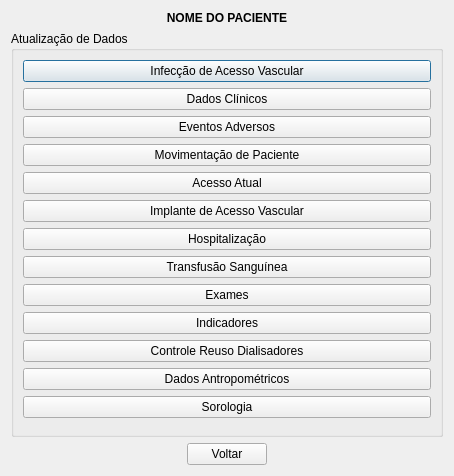
The window that menuatt.ui (LordMendes/SAHD) describes before a commit, drawn with Qt 5.
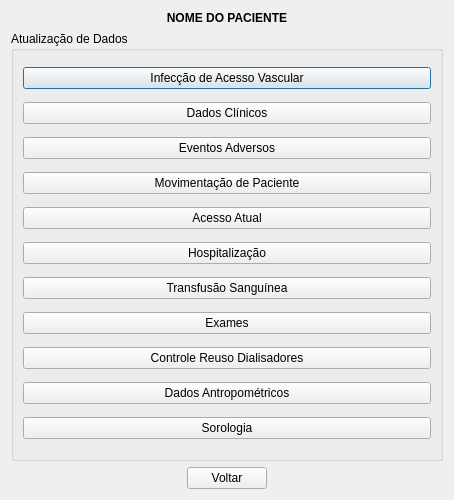
The same window after the commit.

```diff
--- a/menuatt.ui
+++ b/menuatt.ui
@@ -7,7 +7,7 @@
     <x>0</x>
     <y>0</y>
     <width>454</width>
-    <height>476</height>
+    <height>500</height>
    </rect>
   </property>
   <property name="windowTitle">
@@ -75,13 +75,6 @@
         </property>
        </widget>
       </item>
-      <item>
-       <widget class="QPushButton" name="pushButton_implanteDeAcesso">
-        <property name="text">
-         <string>Implante de Acesso Vascular</string>
-        </property>
-       </widget>
-      </item>
       <item>
        <widget class="QPushButton" name="pushButton_Hospitalizacao">
         <property name="text">
@@ -103,13 +96,6 @@
         </property>
        </widget>
       </item>
-      <item>
-       <widget class="QPushButton" name="pushButton_indicadores">
-        <property name="text">
-         <string>Indicadores</string>
-        </property>
-       </widget>
-      </item>
       <item>
        <widget class="QPushButton" name="pushButton_controleReusoDialisadores">
         <property name="text">
```
